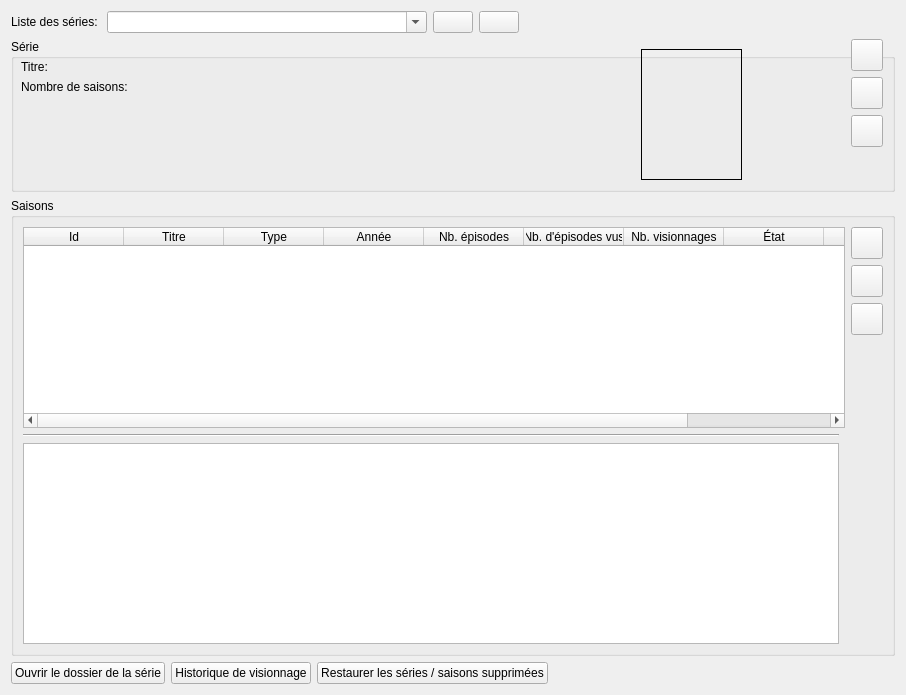
This is src/ui/tabs/full_list_tab.ui in seigneurfuo/MyAnimeManager3 as Qt 5 draws it before an edit. The edited form follows.
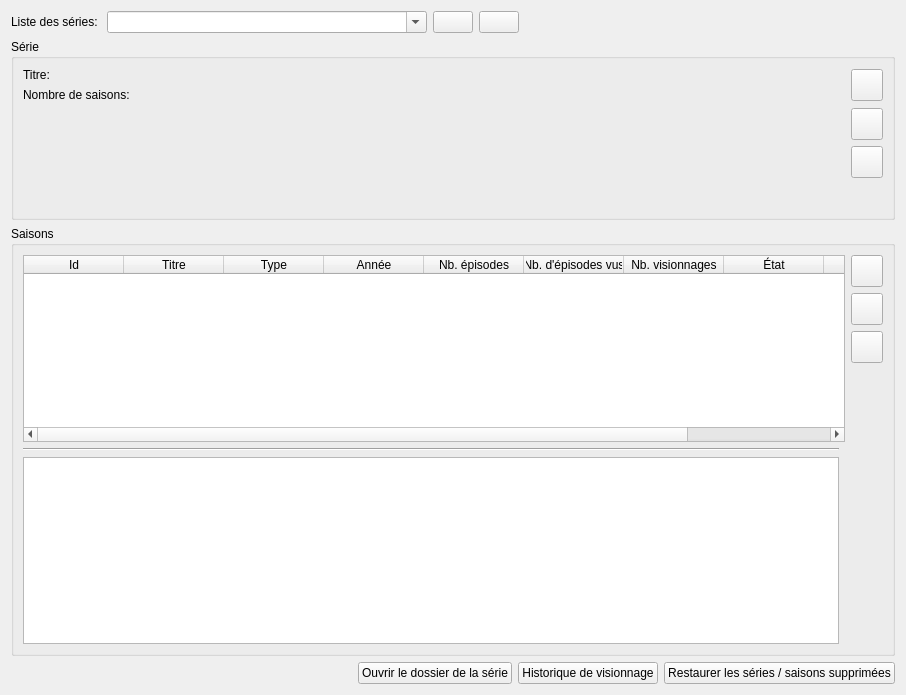
This is the edited form. Icons and pictures are not drawn.

Commit message: Modifications pour améliorer le responsif de l'application.

```diff
--- a/src/ui/tabs/full_list_tab.ui
+++ b/src/ui/tabs/full_list_tab.ui
@@ -13,7 +13,7 @@
   <property name="windowTitle">
    <string>Form</string>
   </property>
-  <layout class="QVBoxLayout" name="verticalLayout_3" stretch="0,1,3,0">
+  <layout class="QVBoxLayout" name="verticalLayout_3" stretch="0,0,0,0">
    <item>
     <layout class="QGridLayout" name="gridLayout">
      <item row="0" column="3">
@@ -81,69 +81,63 @@
      <property name="flat">
       <bool>true</bool>
      </property>
-     <widget class="QLabel" name="label_3">
-      <property name="geometry">
-       <rect>
-        <x>60</x>
-        <y>20</y>
-        <width>291</width>
-        <height>16</height>
-       </rect>
+     <layout class="QGridLayout" name="gridLayout_3">
+      <item row="1" column="1">
+       <widget class="QPushButton" name="edit_serie_button">
+        <property name="minimumSize">
+         <size>
+          <width>32</width>
+          <height>32</height>
+         </size>
+        </property>
+        <property name="maximumSize">
+         <size>
+          <width>32</width>
+          <height>32</height>
+         </size>
       </property>
       <property name="text">
-       <string>&lt;Titre de la série&gt;</string>
-      </property>
-     </widget>
+         <string/>
+        </property>
+        <property name="icon">
+         <iconset>
+          <normaloff>../../resources/icons/pencil.png</normaloff>../../resources/icons/pencil.png</iconset>
+        </property>
+       </widget>
+      </item>
+      <item row="0" column="0">
+       <layout class="QFormLayout" name="formLayout_3">
+        <item row="1" column="0">
      <widget class="QLabel" name="label">
-      <property name="geometry">
-       <rect>
-        <x>10</x>
-        <y>40</y>
-        <width>121</width>
-        <height>16</height>
-       </rect>
-      </property>
       <property name="text">
        <string>Nombre de saisons:</string>
       </property>
      </widget>
+        </item>
+        <item row="1" column="1">
      <widget class="QLabel" name="label_2">
-      <property name="geometry">
-       <rect>
-        <x>140</x>
-        <y>40</y>
-        <width>57</width>
-        <height>16</height>
-       </rect>
-      </property>
       <property name="text">
        <string>&lt;nb saisons&gt;</string>
       </property>
      </widget>
+        </item>
+        <item row="0" column="1">
+         <widget class="QLabel" name="label_3">
+          <property name="text">
+           <string>&lt;Titre de la série&gt;</string>
+          </property>
+         </widget>
+        </item>
+        <item row="0" column="0">
      <widget class="QLabel" name="label_13">
-      <property name="geometry">
-       <rect>
-        <x>10</x>
-        <y>20</y>
-        <width>41</width>
-        <height>16</height>
-       </rect>
-      </property>
       <property name="text">
        <string>Titre:</string>
       </property>
      </widget>
-     <widget class="QWidget" name="layoutWidget">
-      <property name="geometry">
-       <rect>
-        <x>840</x>
-        <y>0</y>
-        <width>34</width>
-        <height>110</height>
-       </rect>
-      </property>
-      <layout class="QVBoxLayout" name="verticalLayout">
-       <item>
+        </item>
+       </layout>
+      </item>
+      <item row="0" column="1">
         <widget class="QPushButton" name="add_serie_button">
          <property name="minimumSize">
           <size>
@@ -166,30 +160,20 @@
          </property>
         </widget>
        </item>
-       <item>
-        <widget class="QPushButton" name="edit_serie_button">
-         <property name="minimumSize">
-          <size>
-           <width>32</width>
-           <height>32</height>
-          </size>
-         </property>
-         <property name="maximumSize">
+      <item row="3" column="1">
+       <spacer name="verticalSpacer_2">
+        <property name="orientation">
+         <enum>Qt::Vertical</enum>
+        </property>
+        <property name="sizeHint" stdset="0">
           <size>
-           <width>32</width>
-           <height>32</height>
-          </size>
-         </property>
-         <property name="text">
-          <string/>
-         </property>
-         <property name="icon">
-          <iconset>
-           <normaloff>../../resources/icons/pencil.png</normaloff>../../resources/icons/pencil.png</iconset>
-         </property>
-        </widget>
-       </item>
-       <item>
+          <width>20</width>
+          <height>40</height>
+         </size>
+        </property>
+       </spacer>
+      </item>
+      <item row="2" column="1">
         <widget class="QPushButton" name="delete_serie_button">
          <property name="minimumSize">
           <size>
@@ -214,23 +198,6 @@
        </item>
       </layout>
      </widget>
-     <widget class="QLabel" name="label_6">
-      <property name="geometry">
-       <rect>
-        <x>630</x>
-        <y>10</y>
-        <width>101</width>
-        <height>131</height>
-       </rect>
-      </property>
-      <property name="styleSheet">
-       <string notr="true">border: 1px solid black;</string>
-      </property>
-      <property name="text">
-       <string/>
-      </property>
-     </widget>
-    </widget>
    </item>
    <item>
     <widget class="QGroupBox" name="groupBox_2">
@@ -241,6 +208,13 @@
       <bool>true</bool>
      </property>
      <layout class="QGridLayout" name="gridLayout_2">
+      <item row="2" column="0">
+       <widget class="Line" name="line">
+        <property name="orientation">
+         <enum>Qt::Horizontal</enum>
+        </property>
+       </widget>
+      </item>
       <item row="1" column="0" colspan="2">
        <widget class="QTableWidget" name="tableWidget">
         <property name="editTriggers">
@@ -325,6 +299,16 @@
         </column>
        </widget>
       </item>
+      <item row="3" column="0">
+       <widget class="QPlainTextEdit" name="plainTextEdit">
+        <property name="readOnly">
+         <bool>true</bool>
+        </property>
+        <property name="plainText">
+         <string/>
+        </property>
+       </widget>
+      </item>
       <item row="1" column="2" rowspan="2">
        <layout class="QVBoxLayout" name="verticalLayout_2">
         <item>
@@ -411,28 +395,24 @@
         </item>
        </layout>
       </item>
-      <item row="2" column="0">
-       <widget class="Line" name="line">
-        <property name="orientation">
-         <enum>Qt::Horizontal</enum>
-        </property>
-       </widget>
-      </item>
-      <item row="3" column="0">
-       <widget class="QPlainTextEdit" name="plainTextEdit">
-        <property name="readOnly">
-         <bool>true</bool>
-        </property>
-        <property name="plainText">
-         <string/>
-        </property>
-       </widget>
-      </item>
      </layout>
     </widget>
    </item>
    <item>
     <layout class="QHBoxLayout" name="horizontalLayout">
+     <item>
+      <spacer name="horizontalSpacer_2">
+       <property name="orientation">
+        <enum>Qt::Horizontal</enum>
+       </property>
+       <property name="sizeHint" stdset="0">
+        <size>
+         <width>40</width>
+         <height>20</height>
+        </size>
+       </property>
+      </spacer>
+     </item>
      <item>
       <widget class="QPushButton" name="open_folder_button">
        <property name="text">
@@ -466,19 +446,6 @@
        </property>
       </widget>
      </item>
-     <item>
-      <spacer name="horizontalSpacer_2">
-       <property name="orientation">
-        <enum>Qt::Horizontal</enum>
-       </property>
-       <property name="sizeHint" stdset="0">
-        <size>
-         <width>40</width>
-         <height>20</height>
-        </size>
-       </property>
-      </spacer>
-     </item>
     </layout>
    </item>
   </layout>
```
Left out of the diff: 3 changed lines with no effect on the pictures. Lines whose indentation alone changed are shown as unchanged.
